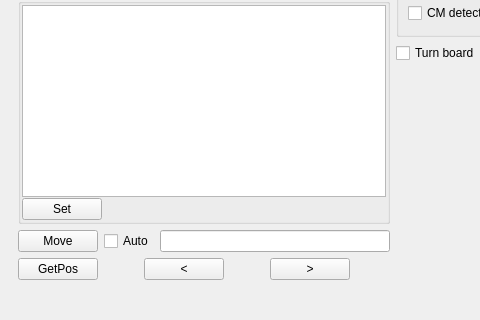
Above: gui.ui from vheinitz/chessbook before the change; both pictures show x 0 to 480 and y 269 to 589 of the 716 by 589 pixel window. Below: the same form after it.
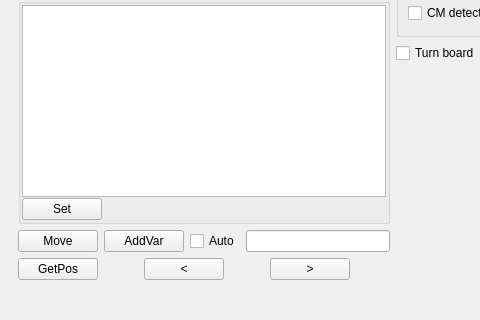
That is the form after the change.

```diff
--- a/gui.ui
+++ b/gui.ui
@@ -100,6 +100,13 @@
             </property>
            </widget>
           </item>
+          <item>
+           <widget class="QPushButton" name="bAddVar">
+            <property name="text">
+             <string>AddVar</string>
+            </property>
+           </widget>
+          </item>
           <item>
            <widget class="QCheckBox" name="cbOppAutoMove">
             <property name="text">
```
